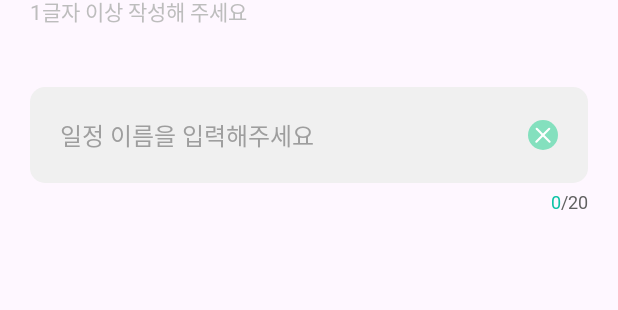
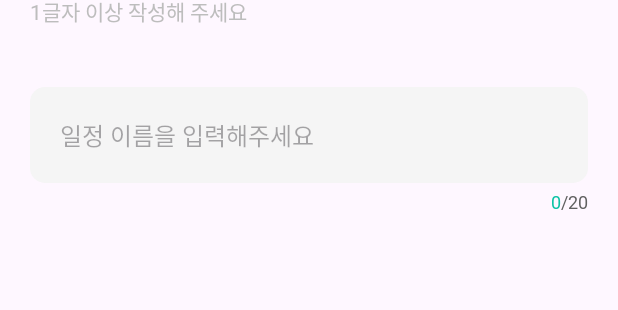
Before and after one commit to TImeCAlling/TImeCAlling_FE, an Android app: the layout activity_onboarding_name.xml on its own in the app's theme, with its tools: preview values and no code run, on a phone screen of 412 x 824 dp. Shown: the part 224-534 px from the top of the screen. Run offline under Robolectric (Android 15) with nearby library versions, the phone set to English and light mode, and no system bars.

```diff
--- /dev/null
+++ b/app/src/main/res/drawable/shape_rect_10_gray200_fill.xml
@@ -0,0 +1,6 @@
+<?xml version="1.0" encoding="utf-8"?>
+<shape xmlns:android="http://schemas.android.com/apk/res/android"
+    android:shape="rectangle">
+    <corners android:radius="10dp"/>
+    <solid android:color="@color/gray_200"/>
+</shape>
--- a/app/src/main/res/layout/activity_onboarding_name.xml
+++ b/app/src/main/res/layout/activity_onboarding_name.xml
@@ -87,14 +87,15 @@
             />
 
         <!-- 입력 필드 -->
-        <TextView
-            android:id="@+id/tv_onboarding_name_next_input"
+        <EditText
+            android:id="@+id/et_onboarding_name_input"
             android:layout_width="match_parent"
             android:layout_height="wrap_content"
-            android:background="@drawable/shape_rect_10_gray250_fill"
+            android:background="@drawable/shape_rect_10_gray200_fill"
             app:layout_constraintTop_toBottomOf="@id/tv_onboarding_name_subtitle"
             android:layout_marginHorizontal="20dp"
-            android:text="일정 이름을 입력해주세요"
+            android:hint="일정 이름을 입력해주세요"
+            android:text=""
             android:paddingVertical="20dp"
             style="@style/TextAppearance.TimeCAlling.Body1.Hint"
             android:gravity="left"
@@ -108,10 +109,11 @@
             android:layout_height="0dp"
             app:layout_constraintDimensionRatio="1:1"
             app:layout_constraintWidth_percent="0.048"
-            app:layout_constraintTop_toTopOf="@id/tv_onboarding_name_next_input"
-            app:layout_constraintBottom_toBottomOf="@id/tv_onboarding_name_next_input"
-            app:layout_constraintEnd_toEndOf="@id/tv_onboarding_name_next_input"
-            android:layout_marginEnd="20dp">
+            app:layout_constraintTop_toTopOf="@id/et_onboarding_name_input"
+            app:layout_constraintBottom_toBottomOf="@id/et_onboarding_name_input"
+            app:layout_constraintEnd_toEndOf="@id/et_onboarding_name_input"
+            android:layout_marginEnd="20dp"
+            android:visibility="invisible">
 
             <ImageView
                 android:id="@+id/iv_onboarding_term_delete_oval"
@@ -137,30 +139,56 @@
 
         </androidx.constraintlayout.widget.ConstraintLayout>
 
+        <!-- check 표시 -->
+        <androidx.constraintlayout.widget.ConstraintLayout
+            android:id="@+id/cl_onboarding_name_check"
+            android:layout_width="0dp"
+            android:layout_height="0dp"
+            app:layout_constraintDimensionRatio="1:1"
+            app:layout_constraintWidth_percent="0.048"
+            app:layout_constraintTop_toTopOf="@id/et_onboarding_name_input"
+            app:layout_constraintBottom_toBottomOf="@id/et_onboarding_name_input"
+            app:layout_constraintEnd_toEndOf="@id/et_onboarding_name_input"
+            android:layout_marginEnd="20dp"
+            android:visibility="invisible">
+
+            <ImageView
+                android:id="@+id/iv_onboarding_term_check"
+                android:layout_width="0dp"
+                android:layout_height="0dp"
+                android:src="@drawable/ic_check"
+                app:layout_constraintDimensionRatio="1:1"
+                app:layout_constraintWidth_percent="1"
+                app:layout_constraintStart_toStartOf="parent"
+                app:layout_constraintTop_toTopOf="parent"/>
+
+        </androidx.constraintlayout.widget.ConstraintLayout>
+
+        <!-- 글자 수 -->
         <TextView
-            android:id="@+id/tv_onboarding_name_length_max"
+            android:id="@+id/tv_onboarding_name_maxLength"
             android:layout_width="wrap_content"
             android:layout_height="wrap_content"
             android:textSize="12dp"
             android:text="/20"
             android:fontFamily="@font/pretendard_medium"
             android:textColor="@color/black_700"
-            app:layout_constraintEnd_toEndOf="@id/tv_onboarding_name_next_input"
-            app:layout_constraintTop_toBottomOf="@id/tv_onboarding_name_next_input"
+            app:layout_constraintEnd_toEndOf="@id/et_onboarding_name_input"
+            app:layout_constraintTop_toBottomOf="@id/et_onboarding_name_input"
             android:layout_marginTop="4dp"
             android:visibility="visible"
             />
 
         <TextView
-            android:id="@+id/tv_onboarding_name_length"
+            android:id="@+id/tv_onboarding_name_count"
             android:layout_width="wrap_content"
             android:layout_height="wrap_content"
             android:textSize="12dp"
             android:text="0"
             android:fontFamily="@font/pretendard_medium"
             android:textColor="@color/mint_main"
-            app:layout_constraintEnd_toStartOf="@id/tv_onboarding_name_length_max"
-            app:layout_constraintTop_toBottomOf="@id/tv_onboarding_name_next_input"
+            app:layout_constraintEnd_toStartOf="@id/tv_onboarding_name_maxLength"
+            app:layout_constraintTop_toBottomOf="@id/et_onboarding_name_input"
             android:layout_marginTop="4dp"
             />
 
```
Also changed, not shown: app/src/main/AndroidManifest.xml (+19 -4 lines), app/src/main/java/com/umc/timeCAlling/presentation/SplashActivity.kt (added, +70 -0 lines), app/src/main/java/com/umc/timeCAlling/presentation/onboarding/OnboardingActivity.kt (added, +38 -0 lines), app/src/main/java/com/umc/timeCAlling/presentation/onboarding/OnboardingNameActivity.kt (added, +67 -0 lines), app/src/main/java/com/umc/timeCAlling/presentation/onboarding/OnboardingPhotoActivity.kt (added, +30 -0 lines), app/src/main/java/com/umc/timeCAlling/presentation/onboarding/OnboardingSpareActivity.kt (+15 -3 lines), app/src/main/java/com/umc/timeCAlling/presentation/onboarding/OnboardingTermActivity.kt (added, +30 -0 lines), app/src/main/java/com/umc/timeCAlling/presentation/onboarding/OnboardingTimeActivity.kt (+14 -2 lines), app/src/main/java/com/umc/timeCAlling/presentation/onboarding/OnboardingTimeViewModel.kt (+2 -16 lines), app/src/main/java/com/umc/timeCAlling/presentation/onboarding/OnboardingViewModel.kt (added, +31 -0 lines), app/src/main/java/com/umc/timeCAlling/presentation/test/TestActivity.kt (+2 -2 lines).
